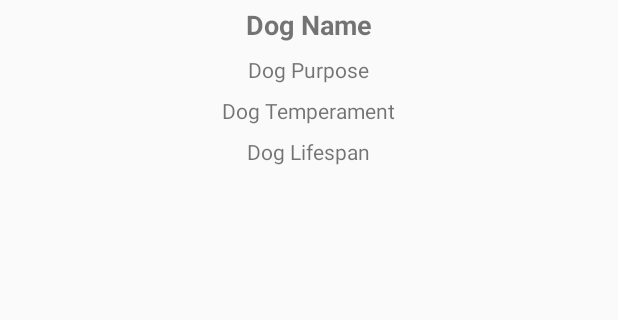
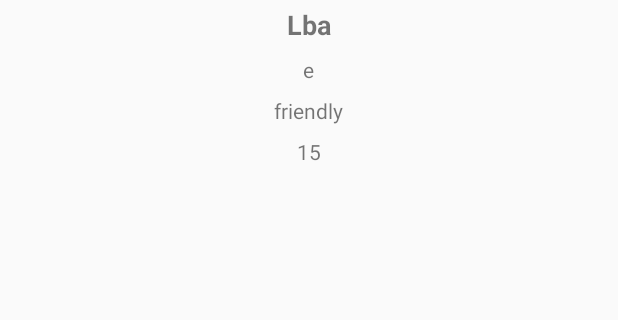
Before and after one commit to Hrishikesh6419/FetchDogsJavaMVVM, an Android app: the DetailFragment screen opened through its navigation route, on a phone screen of 412 x 824 dp, the part 386-706 px from its top. Run offline under Robolectric (Android 15) with nearby library versions, the phone set to English and light mode, and no system bars; our stand-ins replace ButterKnife, navigation-ui; 2 statements that could not run were skipped.

Commit message:
Added Retrofit and RxJava

```diff
--- /dev/null
+++ b/app/src/main/java/com/hrishikeshdarshan/fetchdogsjavamvvm/model/DogApi.java
@@ -0,0 +1,14 @@
+package com.hrishikeshdarshan.fetchdogsjavamvvm.model;
+
+import java.util.List;
+
+import io.reactivex.Single;
+import retrofit2.http.GET;
+
+
+public interface DogApi {
+
+    @GET("DevTides/DogsApi/master/dogs.json")
+    Single<List<DogBreed>> getDogs();
+
+}
--- /dev/null
+++ b/app/src/main/java/com/hrishikeshdarshan/fetchdogsjavamvvm/model/DogApiService.java
@@ -0,0 +1,28 @@
+package com.hrishikeshdarshan.fetchdogsjavamvvm.model;
+
+import java.util.List;
+
+import io.reactivex.Single;
+import retrofit2.Retrofit;
+import retrofit2.adapter.rxjava2.RxJava2CallAdapterFactory;
+import retrofit2.converter.gson.GsonConverterFactory;
+
+public class DogApiService {
+
+    public static final String BASE_URL = "https://raw.githubusercontent.com/";
+
+    private DogApi api;
+
+    public DogApiService(){
+
+        api = new Retrofit.Builder().baseUrl(BASE_URL).addConverterFactory(GsonConverterFactory.create())
+                .addCallAdapterFactory(RxJava2CallAdapterFactory.create()).build()
+                .create(DogApi.class);
+
+    }
+
+    public Single<List<DogBreed>> getDogs(){
+        return api.getDogs();
+    }
+
+}
--- a/app/src/main/java/com/hrishikeshdarshan/fetchdogsjavamvvm/model/DogBreed.java
+++ b/app/src/main/java/com/hrishikeshdarshan/fetchdogsjavamvvm/model/DogBreed.java
@@ -1,15 +1,31 @@
 package com.hrishikeshdarshan.fetchdogsjavamvvm.model;
+
+import com.google.gson.annotations.SerializedName;
 
 public class DogBreed {
 
+    @SerializedName("id")
     public String breedId;
+
+    @SerializedName("name")
     public String dogBreed;
+
+    @SerializedName("liefe_span")
     public String lifeSpan;
+
+    @SerializedName("breed_group")
     public String breedGroup;
+
+    @SerializedName("bred_for")
     public String bredFor;
+
     public String temperament;
+
+    @SerializedName("url")
     public String imageUrl;
-    public int uui;
+
+
+    public int uuid;
 
     public DogBreed(String breedId, String dogBreed, String lifeSpan, String breedGroup, String bredFor, String temperament, String imageUrl) {
         this.breedId = breedId;
--- a/app/src/main/java/com/hrishikeshdarshan/fetchdogsjavamvvm/view/DetailFragment.java
+++ b/app/src/main/java/com/hrishikeshdarshan/fetchdogsjavamvvm/view/DetailFragment.java
@@ -5,16 +5,15 @@ import android.os.Bundle;
 import androidx.annotation.NonNull;
 import androidx.annotation.Nullable;
 import androidx.fragment.app.Fragment;
-import androidx.navigation.NavDirections;
-import androidx.navigation.Navigation;
+import androidx.lifecycle.ViewModelProviders;
 
 import android.view.LayoutInflater;
 import android.view.View;
 import android.view.ViewGroup;
 import android.widget.TextView;
 
-import com.google.android.material.floatingactionbutton.FloatingActionButton;
 import com.hrishikeshdarshan.fetchdogsjavamvvm.R;
+import com.hrishikeshdarshan.fetchdogsjavamvvm.viewmodel.DetailViewModel;
 
 
 import butterknife.BindView;
@@ -23,6 +22,17 @@ import butterknife.ButterKnife;
 public class DetailFragment extends Fragment {
 
     private int dogUuid;
+    DetailViewModel viewModel;
+
+    @BindView(R.id.dogName)
+    TextView dogName;
+    @BindView(R.id.dogPurpose)
+    TextView dogPurpose;
+    @BindView(R.id.dogTemperament)
+    TextView dogTemperament;
+    @BindView(R.id.dogLifeSpan)
+    TextView dogLifeSpan;
+
 
 
     public DetailFragment() {
@@ -44,5 +54,24 @@ public class DetailFragment extends Fragment {
         if(getArguments() != null){
             dogUuid = DetailFragmentArgs.fromBundle(getArguments()).getDogUuid();
         }
+        viewModel = ViewModelProviders.of(this).get(DetailViewModel.class);
+        viewModel.fetch();
+        observe();
+
+    }
+
+    private void observe() {
+
+        viewModel.dogs.observe(this, dogBreed -> {
+            dogName.setText(dogBreed.dogBreed);
+            dogPurpose.setText(dogBreed.bredFor);
+            dogTemperament.setText(dogBreed.temperament);
+            dogLifeSpan.setText(dogBreed.lifeSpan);
+
+        });
+
+
+
+
     }
 }
--- a/app/src/main/java/com/hrishikeshdarshan/fetchdogsjavamvvm/view/ListFragment.java
+++ b/app/src/main/java/com/hrishikeshdarshan/fetchdogsjavamvvm/view/ListFragment.java
@@ -5,15 +5,27 @@ import android.os.Bundle;
 import androidx.annotation.NonNull;
 import androidx.annotation.Nullable;
 import androidx.fragment.app.Fragment;
+import androidx.lifecycle.Observer;
+import androidx.lifecycle.ViewModelProviders;
 import androidx.navigation.NavDirections;
 import androidx.navigation.Navigation;
+import androidx.recyclerview.widget.LinearLayoutManager;
+import androidx.recyclerview.widget.RecyclerView;
+import androidx.swiperefreshlayout.widget.SwipeRefreshLayout;
 
 import android.view.LayoutInflater;
 import android.view.View;
 import android.view.ViewGroup;
+import android.widget.ProgressBar;
+import android.widget.TextView;
 
 import com.google.android.material.floatingactionbutton.FloatingActionButton;
 import com.hrishikeshdarshan.fetchdogsjavamvvm.R;
+import com.hrishikeshdarshan.fetchdogsjavamvvm.model.DogBreed;
+import com.hrishikeshdarshan.fetchdogsjavamvvm.viewmodel.ListViewModel;
+
+import java.util.ArrayList;
+import java.util.List;
 
 import butterknife.BindView;
 import butterknife.ButterKnife;
@@ -21,9 +33,23 @@ import butterknife.ButterKnife;
 import static com.hrishikeshdarshan.fetchdogsjavamvvm.view.ListFragmentDirections.*;
 
 public class ListFragment extends Fragment {
-//
-//    @BindView(R.id.floatingActionButton)
-//    FloatingActionButton fab;
+
+    private ListViewModel viewModel;
+    private DogListAdapter dogListAdapter = new DogListAdapter(new ArrayList<>());
+
+    @BindView(R.id.dogsList)
+    RecyclerView dogsList;
+
+    @BindView(R.id.listError)
+    TextView listError;
+
+    @BindView(R.id.loadingView)
+    ProgressBar loadingView;
+
+    @BindView(R.id.refreshLayout)
+    SwipeRefreshLayout refreshLayout;
+
+
 
     public ListFragment() {
         // Required empty public constructor
@@ -38,20 +64,50 @@ public class ListFragment extends Fragment {
         return view;
     }
 
-//   det
+    @Override
+    public void onViewCreated(@NonNull View view, @Nullable Bundle savedInstanceState) {
+        super.onViewCreated(view, savedInstanceState);
 
-//    void onGoToDeatils(){
-////
-////        ListFragmentDirections.ActionDetail action = ListFragmentDirections.actionDetail();
-//
-//
-//        ActionDetail action = actionDetail();
-//        action.setDogUuid(5);
-//
-//
-//        Navigation.findNavController(fab).navigate(action);
-//
-//
-//    }
+        ActionDetail action = ListFragmentDirections.actionDetail();
+        Navigation.findNavController(view).navigate(action);
+
+        viewModel = ViewModelProviders.of(this).get(ListViewModel.class);
+        viewModel.refresh();
+
+        dogsList.setLayoutManager(new LinearLayoutManager(getContext()));
+        dogsList.setAdapter(dogListAdapter);
+
+        observeViewModel();
+    }
+
+    private void observeViewModel() {
+
+        viewModel.dogs.observe(this, dogs -> {
+            if(dogs != null){
+                dogsList.setVisibility(View.VISIBLE);
+                dogListAdapter.updateDogsList(dogs);
+            }
+        });
+
+        viewModel.dogLoadError.observe(this, isError -> {
+
+            if(isError != null){
+
+                listError.setVisibility(isError? View.VISIBLE: View.GONE);
+
+            }
+
+        });
+
+        viewModel.loading.observe(this, isLoading -> {
+            if(isLoading != null){
+                loadingView.setVisibility(isLoading? View.VISIBLE: View.GONE);
+                if(isLoading){
+                    listError.setVisibility(View.GONE);
+                    dogsList.setVisibility(View.GONE);
+                }
+            }
+        });
+    }
 
 }
--- /dev/null
+++ b/app/src/main/java/com/hrishikeshdarshan/fetchdogsjavamvvm/viewmodel/DetailViewModel.java
@@ -0,0 +1,24 @@
+package com.hrishikeshdarshan.fetchdogsjavamvvm.viewmodel;
+
+import android.app.Application;
+
+import androidx.annotation.NonNull;
+import androidx.lifecycle.AndroidViewModel;
+import androidx.lifecycle.MutableLiveData;
+import androidx.lifecycle.ViewModel;
+
+import com.hrishikeshdarshan.fetchdogsjavamvvm.model.DogBreed;
+
+import java.util.List;
+
+public class DetailViewModel extends ViewModel {
+
+    public MutableLiveData<DogBreed> dogs = new MutableLiveData<>();
+
+
+    public void fetch(){
+        dogs.setValue(new DogBreed("1", "Lba", "15", "e", "e", "friendly", ""));
+    }
+
+
+}
```
